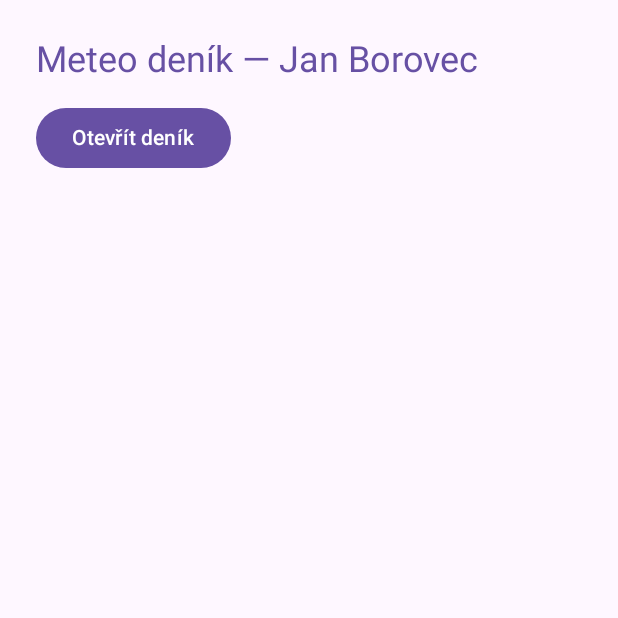
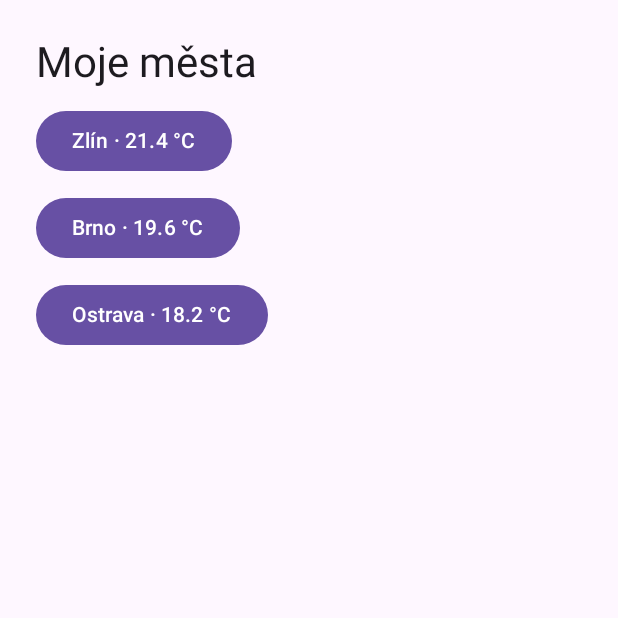
Before and after one commit to jboro11/MeteoDenik, an Android app built with Jetpack Compose: the screen it shows after launch (MainActivity), on a phone screen of 412 x 824 dp, the top half of it. Run offline under Robolectric (Android 15) with nearby library versions, the phone set to English and light mode, and no system bars.

Commit message:
Lekce 05: Logcat a detail mesta

```diff
--- a/app/src/main/AndroidManifest.xml
+++ b/app/src/main/AndroidManifest.xml
@@ -1,6 +1,6 @@
-<?xml version="1.0" encoding="utf-8"?>
 <manifest xmlns:android="http://schemas.android.com/apk/res/android">
     <application android:label="@string/app_name" android:theme="@android:style/Theme.Material.Light.NoActionBar">
+        <activity android:name=".DetailMestaActivity" android:exported="false" />
         <activity android:name=".MainActivity" android:exported="true">
             <intent-filter>
                 <action android:name="android.intent.action.MAIN" />
--- a/app/src/main/java/cz/utb/meteodenik/MainActivity.kt
+++ b/app/src/main/java/cz/utb/meteodenik/MainActivity.kt
@@ -1,7 +1,6 @@
 package cz.utb.meteodenik
 
 import android.os.Bundle
-import androidx.activity.ComponentActivity
 import androidx.activity.compose.setContent
 import androidx.activity.enableEdgeToEdge
 import androidx.compose.foundation.layout.Arrangement
@@ -11,41 +10,27 @@ import androidx.compose.material3.Button
 import androidx.compose.material3.MaterialTheme
 import androidx.compose.material3.Scaffold
 import androidx.compose.material3.Text
-import androidx.compose.runtime.Composable
-import androidx.compose.runtime.getValue
-import androidx.compose.runtime.mutableStateOf
-import androidx.compose.runtime.saveable.rememberSaveable
-import androidx.compose.runtime.setValue
 import androidx.compose.ui.Modifier
 import androidx.compose.ui.res.stringResource
-import androidx.compose.ui.tooling.preview.Preview
 import androidx.compose.ui.unit.dp
 
-class MainActivity : ComponentActivity() {
+class MainActivity : SledovanaAktivita() {
     override fun onCreate(savedInstanceState: Bundle?) {
         super.onCreate(savedInstanceState)
         enableEdgeToEdge()
         setContent {
             MaterialTheme {
-                Scaffold { insets -> UvodniObrazovka(Modifier.padding(insets)) }
+                Scaffold { insets ->
+                    Column(Modifier.padding(insets).padding(24.dp), verticalArrangement = Arrangement.spacedBy(10.dp)) {
+                        Text(stringResource(R.string.title), style = MaterialTheme.typography.headlineMedium)
+                        vychoziMesta.forEach { mesto ->
+                            Button(onClick = { startActivity(DetailMestaActivity.intent(this@MainActivity, mesto.id)) }) {
+                                Text("${mesto.nazev} · " + stringResource(R.string.temperature, requireNotNull(mesto.teplota)))
+                            }
+                        }
+                    }
+                }
             }
         }
     }
 }
-
-@Composable
-fun UvodniObrazovka(modifier: Modifier = Modifier) {
-    var denikOtevreny by rememberSaveable { mutableStateOf(false) }
-    Column(modifier.padding(24.dp), verticalArrangement = Arrangement.spacedBy(12.dp)) {
-        Text(
-            stringResource(if (denikOtevreny) R.string.welcome_changed else R.string.welcome),
-            color = MaterialTheme.colorScheme.primary,
-            style = MaterialTheme.typography.headlineSmall
-        )
-        Button(onClick = { denikOtevreny = true }) { Text(stringResource(R.string.change_welcome)) }
-    }
-}
-
-@Preview(showBackground = true)
-@Composable
-private fun UvodPreview() = MaterialTheme { UvodniObrazovka() }
--- /dev/null
+++ b/app/src/main/java/cz/utb/meteodenik/Mesto.kt
@@ -0,0 +1,15 @@
+package cz.utb.meteodenik
+
+data class Mesto(
+    val id: Int,
+    val nazev: String,
+    val latitude: Double?,
+    val longitude: Double?,
+    val teplota: Double? = null
+)
+
+val vychoziMesta = listOf(
+    Mesto(1, "Zlín", 49.2265, 17.6688, 21.4),
+    Mesto(2, "Brno", 49.1951, 16.6068, 19.6),
+    Mesto(3, "Ostrava", 49.8209, 18.2625, 18.2)
+)
--- /dev/null
+++ b/app/src/main/java/cz/utb/meteodenik/SledovanaAktivita.kt
@@ -0,0 +1,51 @@
+package cz.utb.meteodenik
+
+import android.os.Bundle
+import android.util.Log
+import androidx.activity.ComponentActivity
+
+abstract class SledovanaAktivita : ComponentActivity() {
+    private fun zapis(udalost: String) {
+        Log.d("MeteoCyklus", "${javaClass.simpleName}: $udalost")
+    }
+
+    override fun onCreate(savedInstanceState: Bundle?) {
+        super.onCreate(savedInstanceState)
+        zapis("onCreate (obnova=${savedInstanceState != null})")
+    }
+
+    override fun onStart() {
+        super.onStart()
+        zapis("onStart")
+    }
+
+    override fun onResume() {
+        super.onResume()
+        zapis("onResume")
+    }
+
+    override fun onPause() {
+        super.onPause()
+        zapis("onPause")
+    }
+
+    override fun onStop() {
+        super.onStop()
+        zapis("onStop")
+    }
+
+    override fun onRestart() {
+        super.onRestart()
+        zapis("onRestart")
+    }
+
+    override fun onDestroy() {
+        super.onDestroy()
+        zapis("onDestroy (rotace=$isChangingConfigurations)")
+    }
+
+    override fun onSaveInstanceState(outState: Bundle) {
+        super.onSaveInstanceState(outState)
+        zapis("onSaveInstanceState")
+    }
+}
--- a/app/src/main/res/values/strings.xml
+++ b/app/src/main/res/values/strings.xml
@@ -3,4 +3,8 @@
     <string name="welcome">Meteo deník — Jan Borovec</string>
     <string name="welcome_changed">Deník je připravený na první měření.</string>
     <string name="change_welcome">Otevřít deník</string>
+    <string name="title">Moje města</string>
+    <string name="back">Zpět</string>
+    <string name="temperature">%1$.1f °C</string>
+    <string name="missing_temperature">Čeká na měření</string>
 </resources>
```
Also changed, not shown: app/src/main/java/cz/utb/meteodenik/DetailMestaActivity.kt (added, +49 -0 lines), 1 other file.
